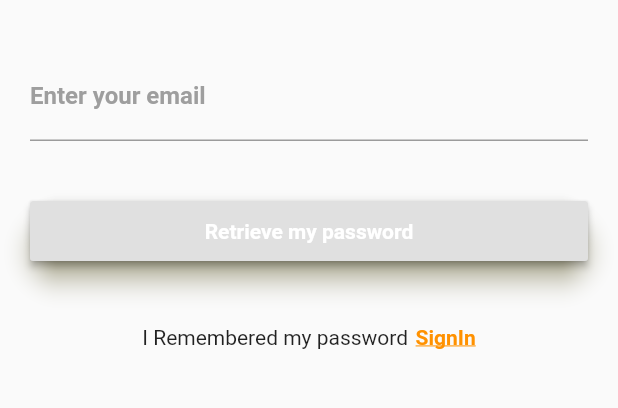
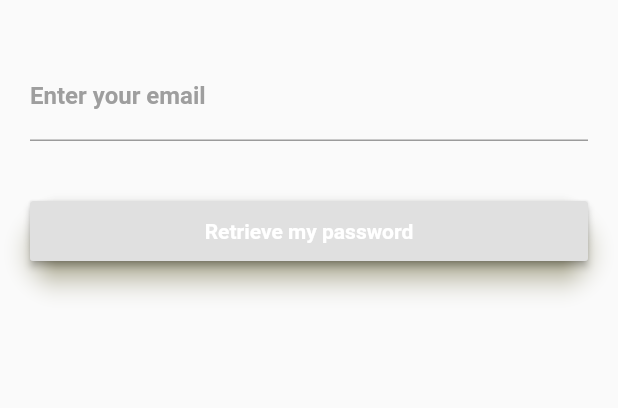
Before and after one commit to ConyYang/Flutter_TaxiApp_DouDou, a Flutter app: the forgetpassword screen opened by its route, on a phone screen of 412 x 824 dp, the part 375-783 px from its top. Run offline on Flutter 3.47's test engine with Material 2 defaults, Android fonts, the phone set to English and light mode, and no system bars; our stand-ins replace cloud_firestore, firebase_auth, firebase_storage, flip_card, flutter_spinkit, fluttertoast and 3 more; accounts and stored records are empty; Roboto replaces fonts that are missing (Montserrat).

Commit message:
Password retrival done

```diff
--- a/lib/ProfilePage.dart
+++ b/lib/ProfilePage.dart
@@ -189,7 +189,7 @@ class _ProfilePageState extends State<ProfilePage> {
                     Row(children: <Widget>[
                       Icon(Icons.phone_android),
                       SizedBox(width: 5.0,),
-                      Text('Cantact',style: TextStyle(
+                      Text('Contact',style: TextStyle(
                           fontSize: 18.0
                       ),),
                       SizedBox(width: 5.0,),
--- a/lib/screens/authenticate/LoginPage.dart
+++ b/lib/screens/authenticate/LoginPage.dart
@@ -110,8 +110,6 @@ class _LoginPageState extends State<LoginPage>{
                       padding: EdgeInsets.only(top: 15.0, left: 20.0),
                       child: InkWell(
                         onTap: () {
-                          // Navigator.of(context).pushNamed('/');
-                          Navigator.of(context).pop();
                           Navigator.of(context).pushNamed('/Forget');
                         },
                         child: Text(
--- a/lib/screens/authenticate/forgetpassword.dart
+++ b/lib/screens/authenticate/forgetpassword.dart
@@ -7,8 +7,8 @@ class forgetpassword extends StatefulWidget {
   @override
   _forgetpasswordState createState() => _forgetpasswordState();
 }
-final AuthService _auth = AuthService();
-final _formKey = GlobalKey<FormState>();
+
+
 bool loading = false;
 String email = '';
 String error ='';
@@ -57,7 +57,6 @@ class _forgetpasswordState extends State<forgetpassword> {
             Container(
               padding: EdgeInsets.only(top: 35.0, left: 20.0, right: 20.0),
               child:Form(
-                  key:_formKey,
                   child: Column(
                     children: <Widget>[
                       TextFormField(
@@ -95,11 +94,9 @@ class _forgetpasswordState extends State<forgetpassword> {
                                 ),
                               ),
                               onPressed: () async {
-                                if (_formKey.currentState.validate()){
-
                                   setState(()=> loading = true);
 
-                                  dynamic result = await _auth.resetPassword(email);
+                                  dynamic result = await AuthService().resetPassword(email);
 
                                   if(result == null)
                                   {
@@ -114,7 +111,7 @@ class _forgetpasswordState extends State<forgetpassword> {
                                       loading = false;
                                     }
 
-                                }
+
                               }
                           ),
                         ),
@@ -130,33 +127,7 @@ class _forgetpasswordState extends State<forgetpassword> {
 
                   )     ),
             ),
-            SizedBox(height: 15.0),
-            Row(
-              mainAxisAlignment: MainAxisAlignment.center,
-              children: <Widget>[
-                Text(
-                  'I Remembered my password',
-                  style: TextStyle(fontFamily: 'Montserrat'),
-                ),
-                SizedBox(width: 5.0),
-                InkWell(
-                  onTap: () {
-                    // Navigator.of(context).pushNamed('/');
-                    Navigator.of(context).pop();
-                    Navigator.of(context).pushNamed('/Login');
-                  },
-                  child: Text(
-                    'SignIn',
-                    style: TextStyle(
-                        color: Colors.orangeAccent[400],
-                        fontFamily: 'Montserrat',
-                        fontWeight: FontWeight.bold,
-                        decoration: TextDecoration.underline),
 
-                  ),
-                )
-              ],
-            )
           ],
         ));
   }
--- a/lib/screens/home/WelcomePage.dart
+++ b/lib/screens/home/WelcomePage.dart
@@ -1,5 +1,6 @@
 import 'package:flutter/material.dart';
 import 'package:singtaxi/services/auth.dart';
+import 'package:singtaxi/services/database.dart';
 class WelcomePage extends StatefulWidget {
   WelcomePage ({Key key, this.title}) :super(key: key);
   final String title;
@@ -74,7 +75,7 @@ class _WelcomePageState extends State<WelcomePage> {
               trailing: Icon(Icons.arrow_forward),
               onTap: () {
                 Navigator.of(context).pop();
-                Navigator.of(context).pushNamed('/Login');
+                Navigator.of(context).pushNamed('/Setting');
               },
             ),
             ListTile(
@@ -83,7 +84,7 @@ class _WelcomePageState extends State<WelcomePage> {
               trailing: Icon(Icons.arrow_forward),
               onTap: () {
                 Navigator.of(context).pop();
-                Navigator.of(context).pushNamed('/Login');
+                Navigator.of(context).pushNamed('/AboutUs');
               },
             )
           ],
--- a/lib/services/auth.dart
+++ b/lib/services/auth.dart
@@ -77,7 +77,7 @@ import 'package:singtaxi/services/database.dart';
       Future  resetPassword(String email) async {
         try {
           await _auth.sendPasswordResetEmail(email: email);
-          return '1';
+          return 1;
         } catch (e) {
           print(e.toString());
           return null;
```
